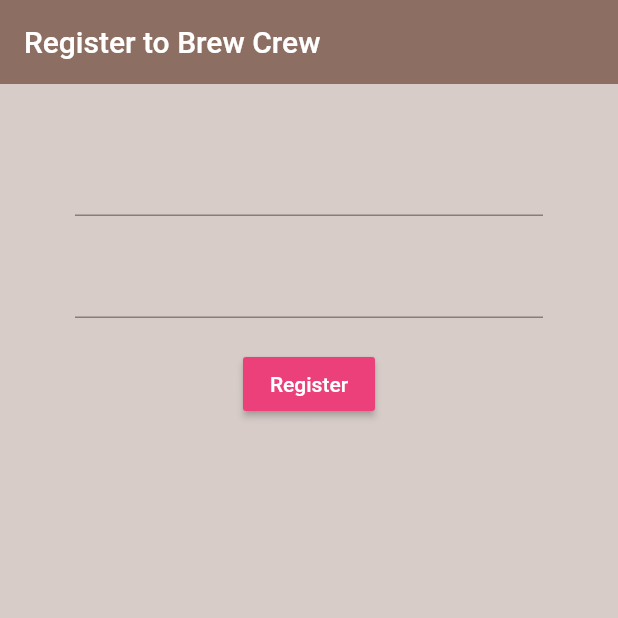
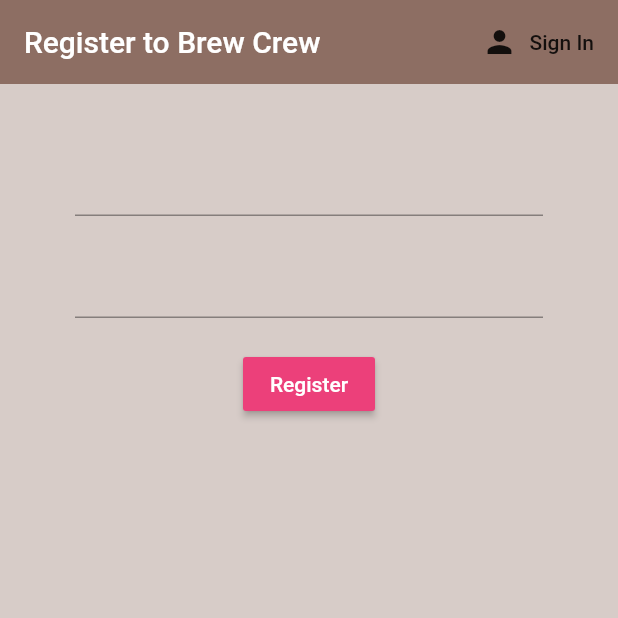
Before and after one commit to JoaoPedroVisconti/FlutterBrewCrew, a Flutter app: the screen it shows after launch, after a tap on "Register", on a phone screen of 412 x 824 dp, the top half of it. Run offline on Flutter 3.47's test engine with Material 2 defaults, Android fonts, the phone set to English and light mode, and no system bars; our stand-ins replace firebase_auth, firebase_core; accounts and stored records are empty.

Commit message:
Toggle between Register and Sign In

```diff
--- a/lib/screens/authentication/authenticate.dart
+++ b/lib/screens/authentication/authenticate.dart
@@ -8,10 +8,20 @@ class Authenticate extends StatefulWidget {
 }
 
 class _AuthenticateState extends State<Authenticate> {
+  bool showSignIn = true;
+
+  void toggleView() {
+    setState(() {
+      showSignIn = !showSignIn;
+    });
+  }
+
   @override
   Widget build(BuildContext context) {
-    return Container(
-      child: Register(),
-    );
+    if (showSignIn) {
+      return SignIn(toggleView: toggleView);
+    } else {
+      return Register(toggleView: toggleView);
+    }
   }
 }
--- a/lib/screens/authentication/register.dart
+++ b/lib/screens/authentication/register.dart
@@ -2,6 +2,10 @@ import 'package:brew_crew/services/auth.dart';
 import 'package:flutter/material.dart';
 
 class Register extends StatefulWidget {
+  final Function toggleView;
+
+  Register({this.toggleView});
+
   @override
   _RegisterState createState() => _RegisterState();
 }
@@ -20,6 +24,15 @@ class _RegisterState extends State<Register> {
         backgroundColor: Colors.brown[400],
         elevation: 0,
         title: Text('Register to Brew Crew'),
+        actions: [
+          FlatButton.icon(
+            onPressed: () {
+              widget.toggleView();
+            },
+            icon: Icon(Icons.person),
+            label: Text('Sign In'),
+          )
+        ],
       ),
       body: Container(
         padding: EdgeInsets.symmetric(vertical: 20, horizontal: 50),
--- a/lib/screens/authentication/sign_in.dart
+++ b/lib/screens/authentication/sign_in.dart
@@ -2,6 +2,10 @@ import 'package:brew_crew/services/auth.dart';
 import 'package:flutter/material.dart';
 
 class SignIn extends StatefulWidget {
+  final Function toggleView;
+
+  SignIn({this.toggleView});
+
   @override
   _SignInState createState() => _SignInState();
 }
@@ -20,6 +24,15 @@ class _SignInState extends State<SignIn> {
         backgroundColor: Colors.brown[400],
         elevation: 0,
         title: Text('Sign In Brew Crew'),
+        actions: [
+          FlatButton.icon(
+            onPressed: () {
+              widget.toggleView();
+            },
+            icon: Icon(Icons.person),
+            label: Text('Register'),
+          )
+        ],
       ),
       body: Container(
         padding: EdgeInsets.symmetric(vertical: 20, horizontal: 50),
```
Also changed, not shown: 1 other file.
